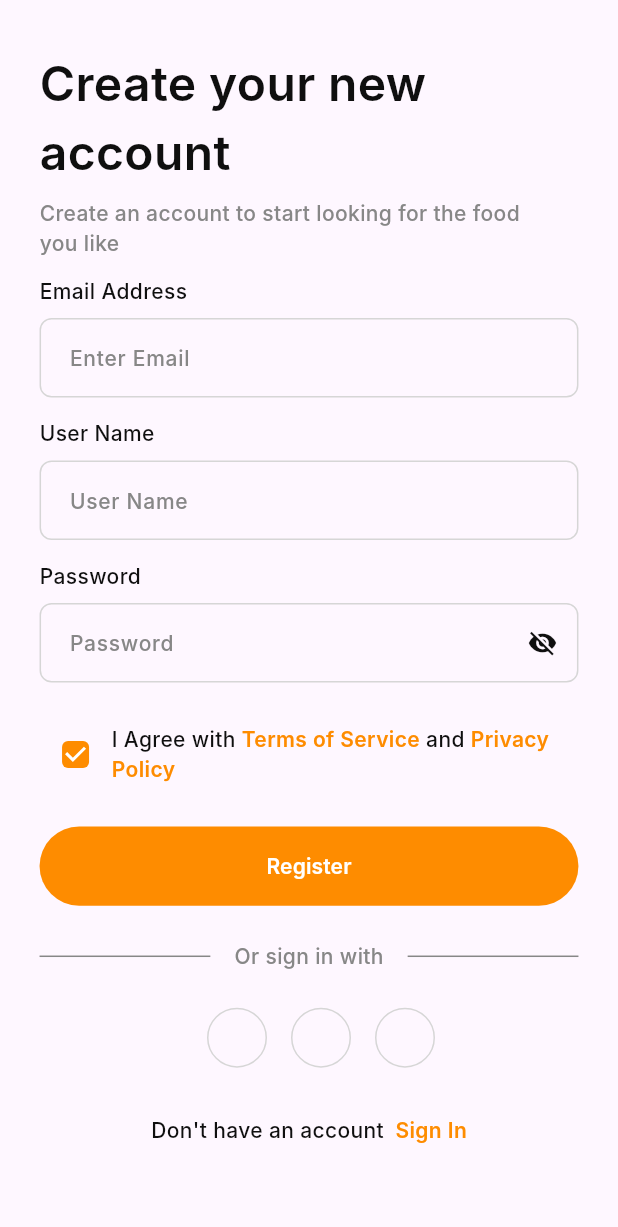
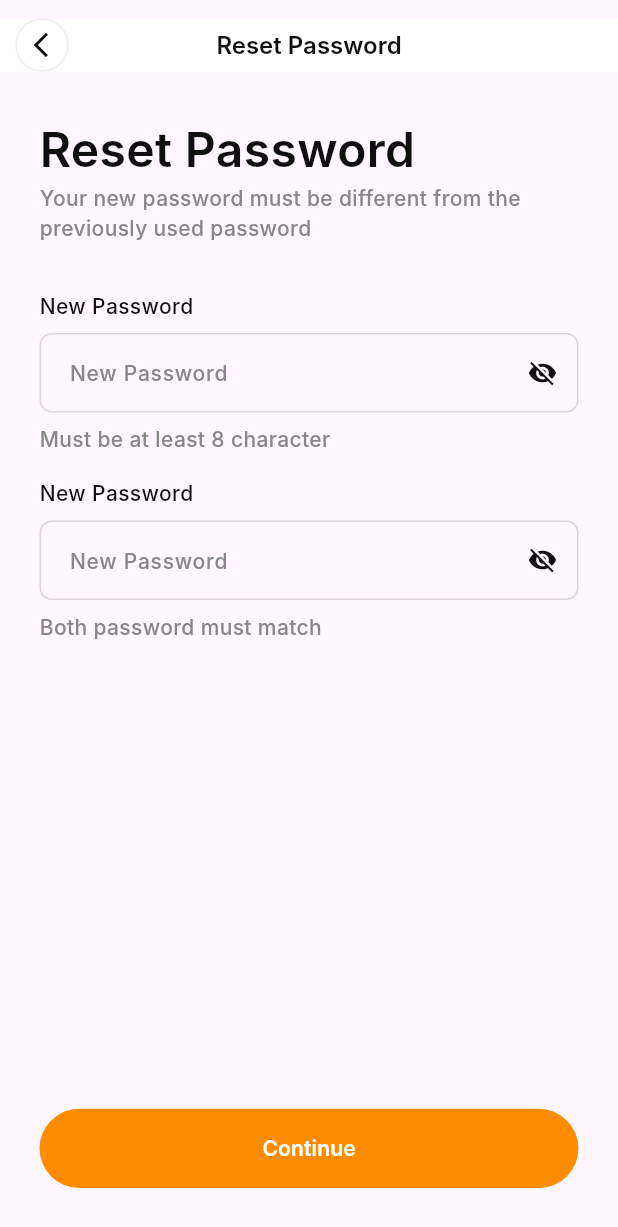
Before and after one commit to bernadinkele/flash_food, a Flutter app: the screen it shows after launch, on a phone screen of 412 x 824 dp. Shown: the top 1227 px of the screen. Run offline on Flutter 3.47's test engine with Material 3 defaults, Android fonts, the phone set to English and light mode, and no system bars; our stand-ins replace gap; Roboto replaces fonts that are missing (Inter).

```diff
--- a/lib/Core/Routes/routes.dart
+++ b/lib/Core/Routes/routes.dart
@@ -1,5 +1,8 @@
 import 'package:flash_food/Core/Routes/routes_name.dart';
-import 'package:flash_food/Presentation/Auth/login_view.dart';
+import 'package:flash_food/Presentation/Auth/views/forget_password_view.dart';
+import 'package:flash_food/Presentation/Auth/views/login_view.dart';
+import 'package:flash_food/Presentation/Auth/views/otp_verification_view.dart';
+import 'package:flash_food/Presentation/Auth/views/reset_password_view.dart';
 import 'package:flash_food/Presentation/Auth/views/signup_view.dart';
 import 'package:flash_food/Presentation/Main/onboarding.dart';
 import 'package:flutter/material.dart';
@@ -15,6 +18,12 @@ class Routes{
         return MaterialPageRoute(builder: (context) => const LoginView());
       case RoutesName.signUp:
         return MaterialPageRoute(builder: (context) => const SignUpView());
+      case RoutesName.forgetPassword:
+        return MaterialPageRoute(builder: (context) => const ForgetPasswordView());
+      case RoutesName.otpVerification:
+        return MaterialPageRoute(builder: (context) => const OTPVerificationView());
+      case RoutesName.resetPassword:
+        return MaterialPageRoute(builder: (context) => const ResetPasswordView());
       default:
         return MaterialPageRoute(builder: (context) => const Scaffold(
           body: Text("No routes found"),
--- a/lib/Core/Routes/routes_name.dart
+++ b/lib/Core/Routes/routes_name.dart
@@ -2,4 +2,7 @@ class RoutesName{
   static const String  onBoarding = "onBoarding";
   static const String  login = "login";
   static const String  signUp = "signup";
+  static const String  forgetPassword = "forgetPassword";
+  static const String  otpVerification = "otpVerification";
+  static const String  resetPassword = "resetPassword";
 }
--- a/lib/Presentation/Auth/login_view.dart
+++ b/lib/Presentation/Auth/views/login_view.dart
@@ -3,7 +3,7 @@ import 'package:flash_food/Core/response_conf.dart';
 import 'package:flash_food/Core/text_styles.dart';
 import 'package:flash_food/Presentation/Auth/screens/default_button.dart';
 import 'package:flutter/material.dart';
-import 'screens/default_field.dart';
+import '../screens/default_field.dart';
 import 'package:gap/gap.dart';
 
 class LoginView extends StatelessWidget {
--- /dev/null
+++ b/lib/Presentation/Auth/views/reset_password_view.dart
@@ -0,0 +1,73 @@
+import 'package:flash_food/Core/app_colors.dart';
+import 'package:flash_food/Core/response_conf.dart';
+import 'package:flash_food/Core/text_styles.dart';
+import 'package:flash_food/Presentation/Auth/screens/default_button.dart';
+import 'package:flash_food/Presentation/Auth/screens/default_field.dart';
+import 'package:flash_food/Presentation/Base/base.dart';
+import 'package:flutter/material.dart';
+import 'package:gap/gap.dart';
+
+class ResetPasswordView extends StatelessWidget {
+  const ResetPasswordView({Key? key}) : super(key: key);
+
+  @override
+  Widget build(BuildContext context) {
+    final newPasswordController = TextEditingController();
+    final confirmPasswordController = TextEditingController();
+    MathUtils.init(context);
+
+    return Scaffold(
+      appBar: buildAppBar(buildContext: context, screenTitle: "Reset Password"),
+      body: Padding(
+        padding: EdgeInsets.symmetric(horizontal: getWidth(24)),
+        child: Column(
+          crossAxisAlignment: CrossAxisAlignment.start,
+          children: [
+            const Gap(16),
+            Text(
+              "Reset Password",
+              style: TextStyles.headingH4SemiBold
+                  .copyWith(color: Pallete.neutral100),
+            ),
+            Text(
+              "Your new password must be different from the previously used password",
+              style: TextStyles.bodyMediumMedium
+                  .copyWith(color: const Color(0xFF878787)),
+            ),
+            const Gap(32),
+            DefaultField(
+              controller: newPasswordController,
+              hintText: "New Password",
+              labelText: "New Password",
+              isPasswordField: true,
+            ),
+            const Gap(8),
+            Text(
+              "Must be at least 8 character",
+              style: TextStyles.bodyMediumMedium
+                  .copyWith(color: const Color(0xFF878787)),
+            ),
+            const Gap(16),
+            DefaultField(
+              controller: confirmPasswordController,
+              hintText: "New Password",
+              labelText: "New Password",
+              isPasswordField: true,
+            ),
+            const Gap(8),
+            Text(
+              "Both password must match",
+              style: TextStyles.bodyMediumMedium
+                  .copyWith(color: const Color(0xFF878787)),
+            ),
+            const Spacer(),
+            const DefaultButton(
+              btnContent: "Continue",
+            ),
+            const Gap(32)
+          ],
+        ),
+      ),
+    );
+  }
+}
--- a/lib/Presentation/Auth/views/signup_view.dart
+++ b/lib/Presentation/Auth/views/signup_view.dart
@@ -18,6 +18,7 @@ class SignUpView extends StatelessWidget {
     MathUtils.init(context);
 
     return Scaffold(
+      resizeToAvoidBottomInset: false,
         body: Padding(
       padding: EdgeInsets.symmetric(horizontal: getWidth(24)).copyWith(
         top: MediaQuery.of(context).viewPadding.top,
--- /dev/null
+++ b/lib/Presentation/Base/base.dart
@@ -0,0 +1,42 @@
+import 'package:flash_food/Core/app_colors.dart';
+import 'package:flash_food/Core/response_conf.dart';
+import 'package:flash_food/Core/text_styles.dart';
+import 'package:flutter/cupertino.dart';
+import 'package:flutter/material.dart';
+
+PreferredSize buildAppBar({
+  required BuildContext buildContext,
+  required String screenTitle
+}){
+  return PreferredSize(
+    preferredSize: const Size(double.infinity, 60),
+    child: Padding(
+      padding: EdgeInsets.symmetric(vertical: getHeight(12)),
+      child: AppBar(
+        backgroundColor: Colors.white,
+        elevation: 0,
+        title: Text(
+          screenTitle,
+          style: TextStyles.bodyLargeSemiBold
+              .copyWith(color: Pallete.neutral100),
+        ),
+        centerTitle: true,
+        leading: Container(
+          height: getHeight(36),
+          width: getHeight(36),
+          decoration: BoxDecoration(
+              border: Border.all(color: Pallete.neutral30, width: 1),
+              shape: BoxShape.circle),
+          child: Padding(
+            padding: EdgeInsets.only(left: getWidth(8)),
+            child: Icon(
+              Icons.arrow_back_ios,
+              color: Pallete.neutral100,
+              size: getSize(20),
+            ),
+          ),
+        ),
+      ),
+    ),
+  );
+}
--- a/lib/main.dart
+++ b/lib/main.dart
@@ -13,7 +13,7 @@ class App extends StatelessWidget {
   Widget build(BuildContext context) {
     return const  MaterialApp(
       debugShowCheckedModeBanner: false,
-      initialRoute: RoutesName.signUp,
+      initialRoute: RoutesName.resetPassword,
       onGenerateRoute: Routes.onGenerateRoute,
     );
   }
```
Also changed, not shown: lib/Presentation/Auth/views/forget_password_view.dart (added, +53 -0 lines), lib/Presentation/Auth/views/otp_verification_view.dart (added, +84 -0 lines).
